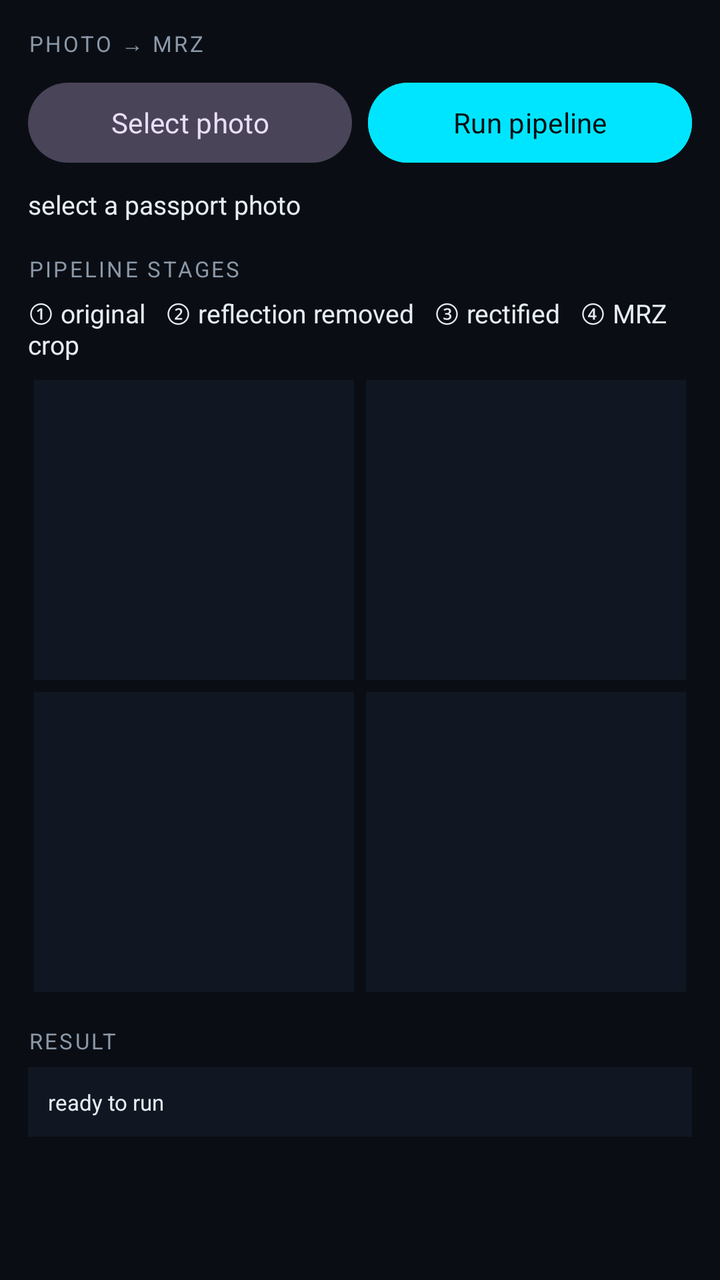
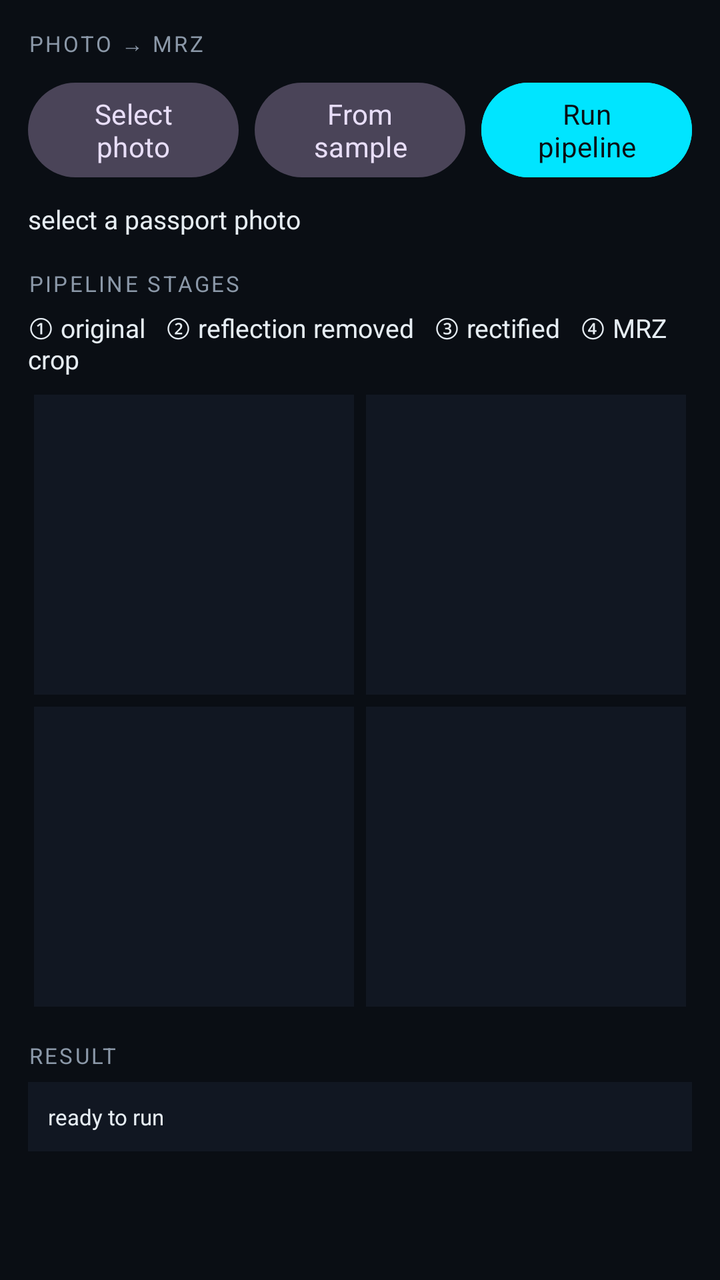

Before-and-after screenshots of an Android layout around one commit, followed by the original layout XML and the change that was made.
<!-- AndroidManifest.xml: application theme Theme.MrzBench -->
<!-- res/layout/fragment_photo_mrz.xml -->
<?xml version="1.0" encoding="utf-8"?>
<ScrollView xmlns:android="http://schemas.android.com/apk/res/android"
    android:layout_width="match_parent"
    android:layout_height="match_parent"
    android:background="@color/bg"
    android:fillViewport="true">

    <LinearLayout
        android:layout_width="match_parent"
        android:layout_height="wrap_content"
        android:orientation="vertical"
        android:padding="14dp">

        <TextView
            android:layout_width="wrap_content"
            android:layout_height="wrap_content"
            android:fontFamily="sans-serif-medium"
            android:letterSpacing="0.10"
            android:text="PHOTO → MRZ"
            android:textColor="@color/text_dim"
            android:textSize="11sp" />

        <LinearLayout
            android:layout_width="match_parent"
            android:layout_height="wrap_content"
            android:layout_marginTop="8dp"
            android:orientation="horizontal">

            <com.google.android.material.button.MaterialButton
                android:id="@+id/btn_photo_pick"
                style="@style/Widget.Material3.Button.TonalButton"
                android:layout_width="0dp"
                android:layout_height="wrap_content"
                android:layout_weight="1"
                android:text="Select photo" />

            <com.google.android.material.button.MaterialButton
                android:id="@+id/btn_photo_run"
                android:layout_width="0dp"
                android:layout_height="wrap_content"
                android:layout_marginStart="8dp"
                android:layout_weight="1"
                android:backgroundTint="@color/neon_cyan"
                android:text="Run pipeline"
                android:textColor="@color/bg" />
        </LinearLayout>

        <TextView
            android:id="@+id/photo_status"
            style="@style/ValMono"
            android:layout_marginTop="8dp"
            android:text="select a passport photo" />

        <TextView
            android:layout_width="wrap_content"
            android:layout_height="wrap_content"
            android:layout_marginTop="16dp"
            android:fontFamily="sans-serif-medium"
            android:letterSpacing="0.10"
            android:text="PIPELINE STAGES"
            android:textColor="@color/text_dim"
            android:textSize="11sp" />

        <TextView
            android:id="@+id/photo_stage_labels"
            style="@style/ValMono"
            android:layout_marginTop="6dp"
            android:text="① original   ② reflection removed   ③ rectified   ④ MRZ crop" />

        <GridLayout
            android:layout_width="match_parent"
            android:layout_height="wrap_content"
            android:layout_marginTop="6dp"
            android:columnCount="2">

            <ImageView
                android:id="@+id/photo_original"
                android:layout_width="0dp"
                android:layout_height="150dp"
                android:layout_columnWeight="1"
                android:layout_margin="3dp"
                android:background="@color/field"
                android:contentDescription="original passport photo"
                android:scaleType="fitCenter" />

            <ImageView
                android:id="@+id/photo_clean"
                android:layout_width="0dp"
                android:layout_height="150dp"
                android:layout_columnWeight="1"
                android:layout_margin="3dp"
                android:background="@color/field"
                android:contentDescription="reflection removed photo"
                android:scaleType="fitCenter" />

            <ImageView
                android:id="@+id/photo_rectified"
                android:layout_width="0dp"
                android:layout_height="150dp"
                android:layout_columnWeight="1"
                android:layout_margin="3dp"
                android:background="@color/field"
                android:contentDescription="rectified MRZ"
                android:scaleType="fitCenter" />

            <ImageView
                android:id="@+id/photo_mrz"
                android:layout_width="0dp"
                android:layout_height="150dp"
                android:layout_columnWeight="1"
                android:layout_margin="3dp"
                android:background="@color/field"
                android:contentDescription="MRZ crop"
                android:scaleType="fitCenter" />
        </GridLayout>

        <TextView
            android:layout_width="wrap_content"
            android:layout_height="wrap_content"
            android:layout_marginTop="14dp"
            android:fontFamily="sans-serif-medium"
            android:letterSpacing="0.10"
            android:text="RESULT"
            android:textColor="@color/text_dim"
            android:textSize="11sp" />

        <TextView
            android:id="@+id/photo_result"
            android:layout_width="match_parent"
            android:layout_height="wrap_content"
            android:layout_marginTop="6dp"
            android:background="@color/field"
            android:fontFamily="monospace"
            android:padding="10dp"
            android:text="ready to run"
            android:textColor="@color/text"
            android:textIsSelectable="true"
            android:textSize="11sp" />
    </LinearLayout>
</ScrollView>
<!-- resources referenced by this layout -->
<resources>
  <color name="bg">#FF0A0E14</color>
  <color name="field">#FF111722</color>
  <color name="neon_cyan">#FF00E5FF</color>
  <color name="text">#FFE6EDF3</color>
  <color name="text_dim">#FF8B98A8</color>
  <style name="ValMono">
          <item name="android:layout_width">match_parent</item>
          <item name="android:layout_height">wrap_content</item>
          <item name="android:fontFamily">monospace</item>
          <item name="android:textColor">@color/text</item>
          <item name="android:textSize">13sp</item>
      </style>
  <style name="Theme.MrzBench" parent="Theme.Material3.Dark.NoActionBar">
          <item name="android:windowBackground">@color/bg</item>
          <item name="android:statusBarColor">@color/bg</item>
          <item name="android:navigationBarColor">@color/bg</item>
          <item name="colorPrimary">@color/neon_cyan</item>
          <item name="colorOnPrimary">@color/bg</item>
          <item name="colorPrimaryContainer">@color/card</item>
          <item name="colorOnPrimaryContainer">@color/neon_cyan</item>
          <item name="colorSecondary">@color/neon_purple</item>
          <item name="colorOnSecondary">@color/bg</item>
          <item name="colorTertiary">@color/neon_blue</item>
          <item name="colorSurface">@color/card</item>
          <item name="colorOnSurface">@color/text</item>
          <item name="colorSurfaceVariant">@color/field</item>
          <item name="colorOnSurfaceVariant">@color/text_dim</item>
          <item name="colorOutline">@color/border</item>
          <item name="colorError">@color/err</item>
  
          <item name="android:textColorPrimary">@color/text</item>
          <item name="android:textColorSecondary">@color/text_dim</item>
          <item name="android:textColorHint">@color/text_mute</item>
  
          
          <item name="fontFamily">sans-serif</item>
          <item name="fontFamily">monospace</item>
      </style>
  <color name="card">#FF161F30</color>
  <color name="neon_purple">#FFB388FF</color>
  <color name="neon_blue">#FF2E86FF</color>
  <color name="border">#FF1F2A3D</color>
  <color name="err">#FFFF5C7A</color>
  <color name="text_mute">#FF5A6678</color>
</resources>

<!-- the commit's change to res/layout/fragment_photo_mrz.xml (unified diff, before → after) -->
@@ -33,6 +33,15 @@
                 android:layout_height="wrap_content"
                 android:layout_weight="1"
                 android:text="Select photo" />
+
+            <com.google.android.material.button.MaterialButton
+                android:id="@+id/btn_photo_sample"
+                style="@style/Widget.Material3.Button.TonalButton"
+                android:layout_width="0dp"
+                android:layout_height="wrap_content"
+                android:layout_marginStart="8dp"
+                android:layout_weight="1"
+                android:text="From sample" />
 
             <com.google.android.material.button.MaterialButton
                 android:id="@+id/btn_photo_run"
